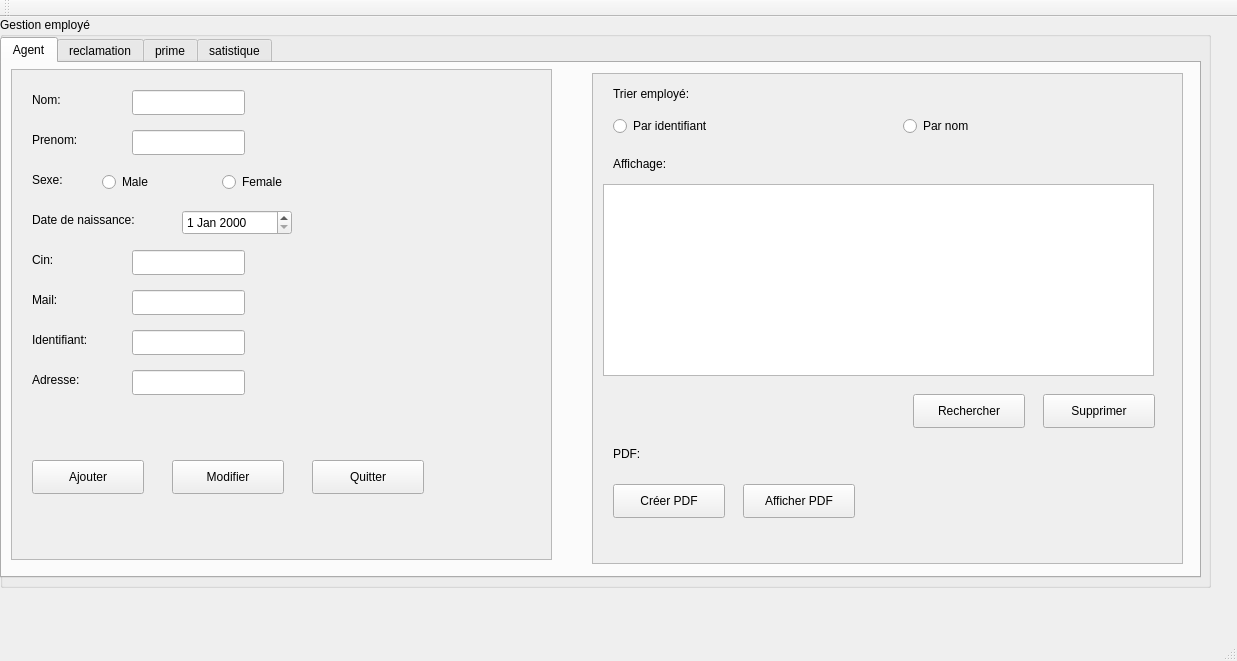
sirineghribi/SMART_RECRUITING_2A17, file mainwindow.ui: the form before one commit.
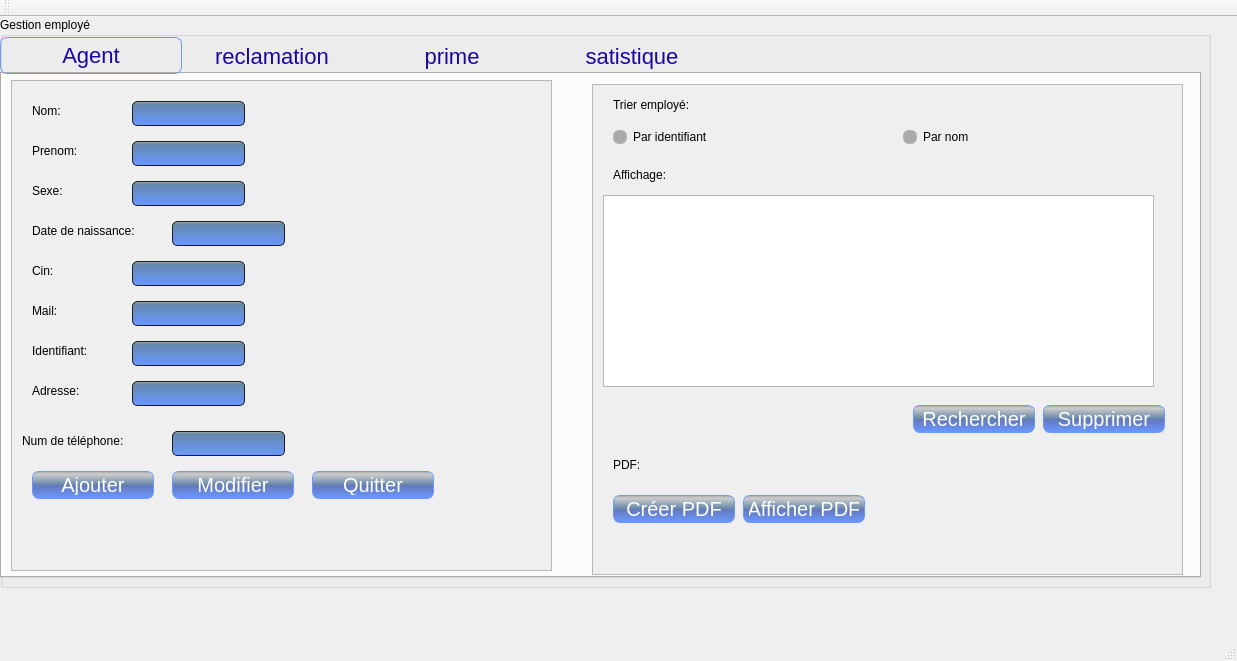
The form after the commit.

Patch:
```diff
--- a/mainwindow.ui
+++ b/mainwindow.ui
@@ -24,7 +24,60 @@
      </rect>
     </property>
     <property name="styleSheet">
-     <string notr="true"/>
+     <string notr="true">
+QPushButton
+ {
+color: white;
+background-color: QLinearGradient( x1: 0, y1: 0, x2: 0, y2: 1, stop: 0 #AAA, stop: 0.1 #CCC, stop: 0.49 #68A, stop: 0.5 #67B, stop: 1 #6999ff);
+border-width: 1px;
+border-color: #6999ff;
+border-style: solid;
+border-radius: 7;
+padding: 3px;
+font-size: 20px;
+padding-left: 5px;
+padding-right: 5px;
+min-width: 110px;
+max-width: 110px;
+min-height: 20px;
+max-height: 20px;
+}
+QTabBar::tab {background-color: transparent;color: #1c04a3;width: 180px;height:35px;font-size:22px} 
+QTabBar::tab:hover{background-color:#AAA; color: white;}     
+QTabBar::tab:selected{background-color: #3200; color: #3390;
+border-width: 1px;
+border-color: #6999ff;
+border-style: solid;
+border-radius: 7;}
+
+QLineEdit
+{
+    background-color: QLinearGradient( x1: 0, y1: 0, x2: 0, y2: 1, stop: 0 #AAA, stop: 0.1 #68A, stop: 1 #6999ff);
+    padding: 1px;
+    border-style: solid;
+    border: 1px solid #1e1e1e;
+    border-radius: 5;
+}
+QRadioButton::indicator:checked, QRadioButton::indicator:unchecked{
+    color: #6998ff;
+    background-color: #AAA;
+    border: 1px solid #b1b1b1;
+    border-radius: 6px;
+}
+
+QRadioButton::indicator:checked
+{
+    background-color: qradialgradient(
+        cx: 0.5, cy: 0.5,
+        fx: 0.5, fy: 0.5,
+        radius: 1.0,
+        stop: 0.25 #ffaa00,
+        stop: 0.3 #323232
+    );
+}
+QscrollArea
+{background-color: QLinearGradient( x1: 0, y1: 0, x2: 0, y2: 1, stop: 0 #AAA, stop: 0.1 #CCC, stop: 0.49 #68A, stop: 0.5 #67B, stop: 1 #6999ff);
+}</string>
     </property>
     <property name="title">
      <string>Gestion employé</string>
@@ -125,42 +178,6 @@
           <string>Sexe:</string>
          </property>
         </widget>
-        <widget class="QDateEdit" name="dateEdit">
-         <property name="geometry">
-          <rect>
-           <x>170</x>
-           <y>140</y>
-           <width>110</width>
-           <height>25</height>
-          </rect>
-         </property>
-        </widget>
-        <widget class="QRadioButton" name="radioButton">
-         <property name="geometry">
-          <rect>
-           <x>90</x>
-           <y>100</y>
-           <width>120</width>
-           <height>24</height>
-          </rect>
-         </property>
-         <property name="text">
-          <string>Male</string>
-         </property>
-        </widget>
-        <widget class="QRadioButton" name="radioButton_2">
-         <property name="geometry">
-          <rect>
-           <x>210</x>
-           <y>100</y>
-           <width>120</width>
-           <height>24</height>
-          </rect>
-         </property>
-         <property name="text">
-          <string>Female</string>
-         </property>
-        </widget>
         <widget class="QLabel" name="label_5">
          <property name="geometry">
           <rect>
@@ -271,8 +288,8 @@
           <rect>
            <x>20</x>
            <y>390</y>
-           <width>112</width>
-           <height>34</height>
+           <width>122</width>
+           <height>28</height>
           </rect>
          </property>
          <property name="text">
@@ -284,8 +301,8 @@
           <rect>
            <x>160</x>
            <y>390</y>
-           <width>112</width>
-           <height>34</height>
+           <width>122</width>
+           <height>28</height>
           </rect>
          </property>
          <property name="text">
@@ -297,14 +314,57 @@
           <rect>
            <x>300</x>
            <y>390</y>
-           <width>112</width>
-           <height>34</height>
+           <width>122</width>
+           <height>28</height>
           </rect>
          </property>
          <property name="text">
           <string>Quitter</string>
          </property>
         </widget>
+        <widget class="QLineEdit" name="lineEditsexe">
+         <property name="geometry">
+          <rect>
+           <x>120</x>
+           <y>100</y>
+           <width>113</width>
+           <height>25</height>
+          </rect>
+         </property>
+        </widget>
+        <widget class="QLineEdit" name="l_date">
+         <property name="geometry">
+          <rect>
+           <x>160</x>
+           <y>140</y>
+           <width>113</width>
+           <height>25</height>
+          </rect>
+         </property>
+        </widget>
+        <widget class="QLabel" name="label_18">
+         <property name="geometry">
+          <rect>
+           <x>10</x>
+           <y>350</y>
+           <width>141</width>
+           <height>20</height>
+          </rect>
+         </property>
+         <property name="text">
+          <string>Num de téléphone:</string>
+         </property>
+        </widget>
+        <widget class="QLineEdit" name="lineEdittel">
+         <property name="geometry">
+          <rect>
+           <x>160</x>
+           <y>350</y>
+           <width>113</width>
+           <height>25</height>
+          </rect>
+         </property>
+        </widget>
        </widget>
       </widget>
       <widget class="QScrollArea" name="scrollArea_2">
@@ -395,8 +455,8 @@
           <rect>
            <x>450</x>
            <y>320</y>
-           <width>112</width>
-           <height>34</height>
+           <width>122</width>
+           <height>28</height>
           </rect>
          </property>
          <property name="text">
@@ -421,8 +481,8 @@
           <rect>
            <x>20</x>
            <y>410</y>
-           <width>112</width>
-           <height>34</height>
+           <width>122</width>
+           <height>28</height>
           </rect>
          </property>
          <property name="text">
@@ -434,8 +494,8 @@
           <rect>
            <x>150</x>
            <y>410</y>
-           <width>112</width>
-           <height>34</height>
+           <width>122</width>
+           <height>28</height>
           </rect>
          </property>
          <property name="text">
@@ -447,8 +507,8 @@
           <rect>
            <x>320</x>
            <y>320</y>
-           <width>112</width>
-           <height>34</height>
+           <width>122</width>
+           <height>28</height>
           </rect>
          </property>
          <property name="text">
```
Left out of the diff: 40 changed lines with no effect on the pictures.
